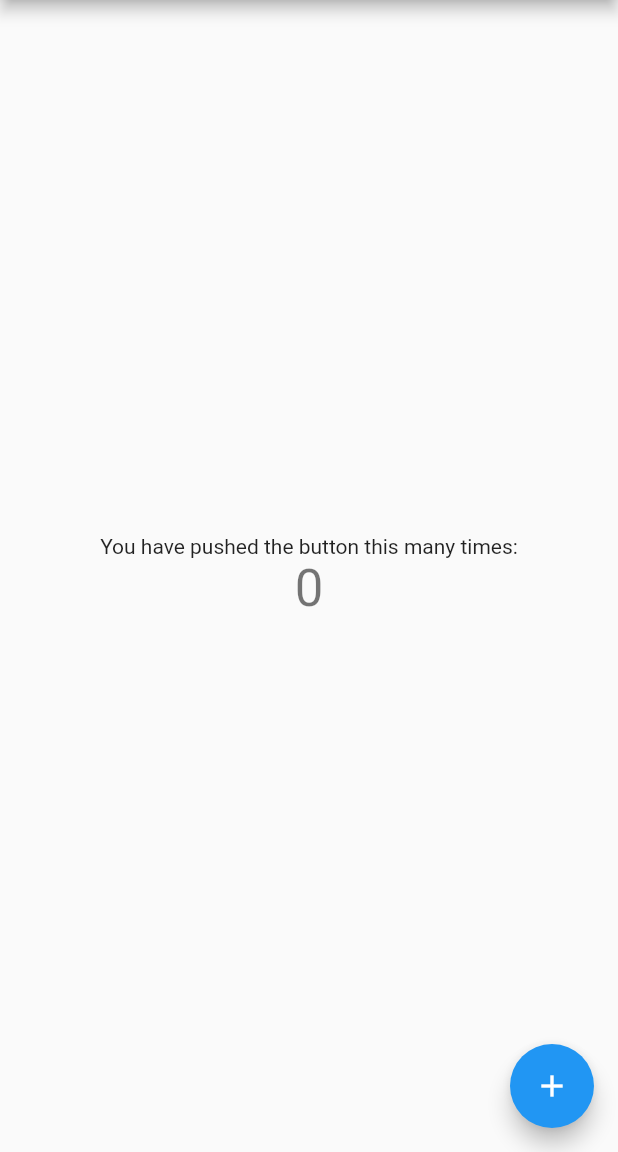
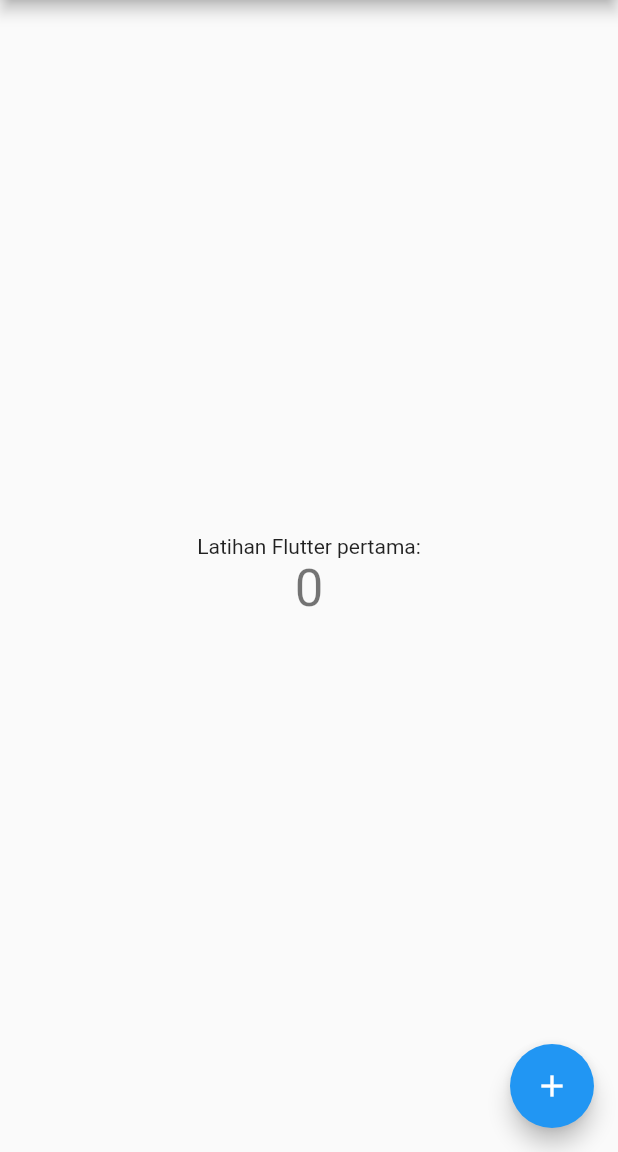
Before and after one commit to firmanmikhsan/my-amazing-flutter-app, a Flutter app: the screen it shows after launch, on a phone screen of 412 x 824 dp, the part 84-1236 px from its top. Run offline on Flutter 3.47's test engine with Material 2 defaults, Android fonts, the phone set to English and light mode, and no system bars.

Commit message:
update text => Latihan Flutter pertama

```diff
--- a/lib/main.dart
+++ b/lib/main.dart
@@ -98,7 +98,7 @@ class _MyHomePageState extends State<MyHomePage> {
           mainAxisAlignment: MainAxisAlignment.center,
           children: <Widget>[
             Text(
-              'You have pushed the button this many times:',
+              'Latihan Flutter pertama:',
             ),
             Text(
               '$_counter',
```
Also changed, not shown: 1 other file.
